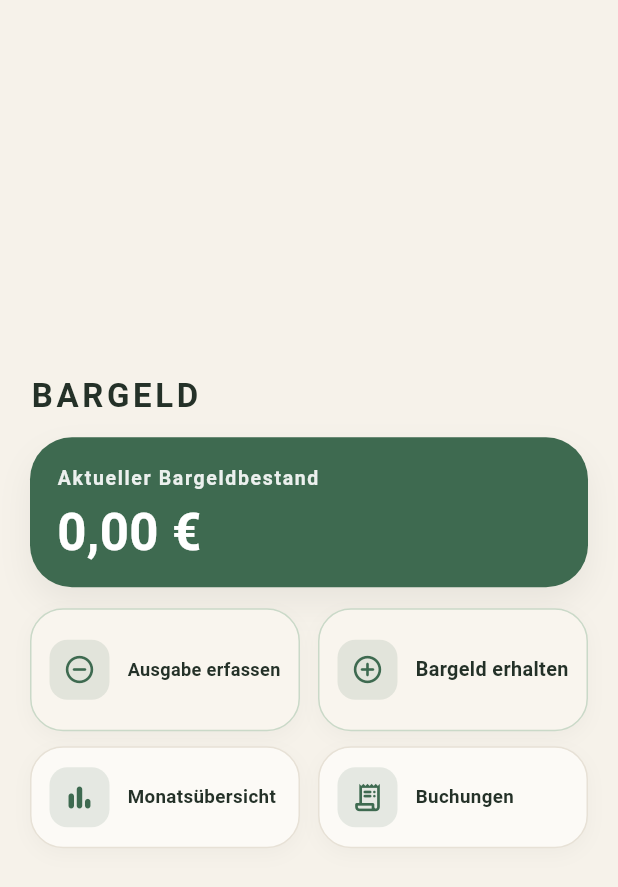
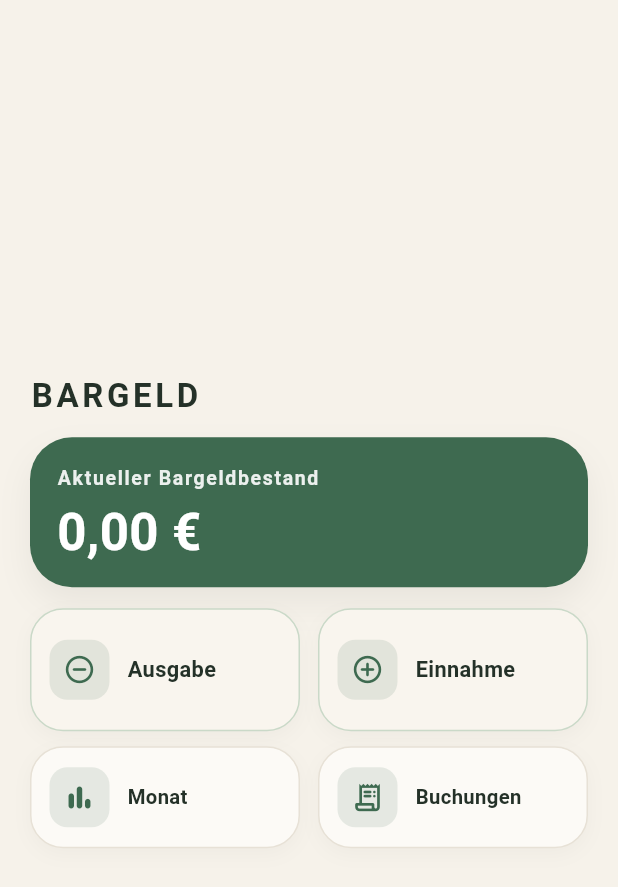
Before and after one commit to bloew-jpg/bargeld, a Flutter app: the screen it shows after launch, on a phone screen of 412 x 824 dp. Shown: the top 887 px of the screen. Run offline on Flutter 3.47's test engine with Material 3 defaults, Android fonts, the phone set to English and light mode, and no system bars; our stand-ins replace shared_preferences.

Commit message:
Shorten home screen labels

```diff
--- a/lib/main.dart
+++ b/lib/main.dart
@@ -676,7 +676,7 @@ class _HomePageState extends State<HomePage> {
                       Expanded(
                         child: _actionButton(
                           icon: Icons.remove_circle_outline_rounded,
-                          label: 'Ausgabe erfassen',
+                          label: 'Ausgabe',
                           onPressed: ausgabeErfassen,
                           isPrimary: true,
                         ),
@@ -685,7 +685,7 @@ class _HomePageState extends State<HomePage> {
                       Expanded(
                         child: _actionButton(
                           icon: Icons.add_circle_outline_rounded,
-                          label: 'Bargeld erhalten',
+                          label: 'Einnahme',
                           onPressed: bargeldErhalten,
                           isPrimary: true,
                         ),
@@ -698,7 +698,7 @@ class _HomePageState extends State<HomePage> {
                       Expanded(
                         child: _actionButton(
                           icon: Icons.bar_chart_rounded,
-                          label: 'Monatsübersicht',
+                          label: 'Monat',
                           onPressed: () {
                             Navigator.push(
                               context,
@@ -804,7 +804,7 @@ class _HomePageState extends State<HomePage> {
                     overflow: TextOverflow.ellipsis,
                     softWrap: false,
                     style: TextStyle(
-                      fontSize: isPrimary ? 13.5 : 12.5,
+                      fontSize: isPrimary ? 14.5 : 13.5,
                       fontWeight: FontWeight.w600,
                       color: textColor,
                     ),
```
Also changed, not shown: 1 other file.
